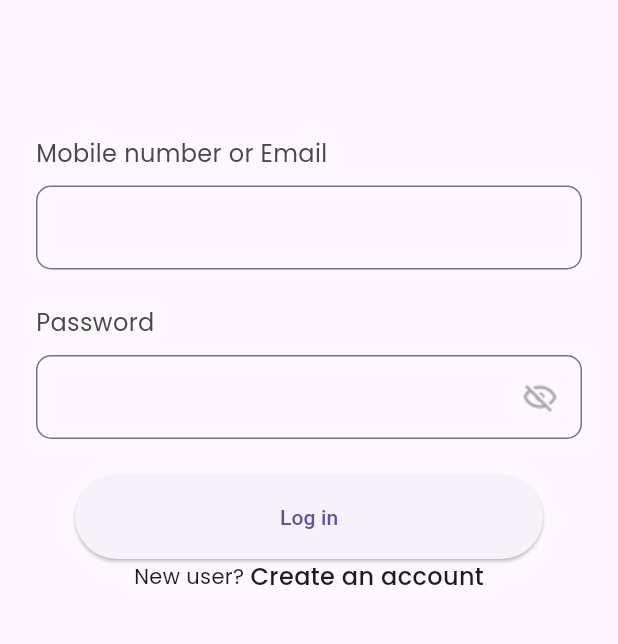
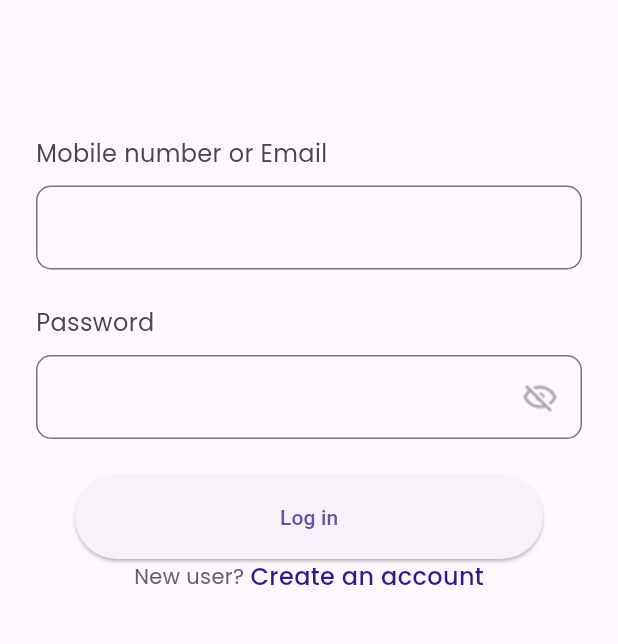
Before and after one commit to PrashikWankhadeSCOE/Co-working, a Flutter app: the screen it shows after launch, on a phone screen of 412 x 824 dp, the part 287-931 px from its top. Run offline on Flutter 3.47's test engine with Material 3 defaults, Android fonts, the phone set to English and light mode, and no system bars; our stand-ins replace google_fonts.

Commit message:
Login Page Done

```diff
--- a/lib/login_page/login_page.dart
+++ b/lib/login_page/login_page.dart
@@ -78,7 +78,7 @@ class _LoginPageState extends State<LoginPage> {
             Center(
               child: ElevatedButton(
                 onPressed: () {},
-                style: ElevatedButton.styleFrom(fixedSize: Size(312, 56)),
+                style: ElevatedButton.styleFrom(fixedSize: const Size(312, 56)),
                 child: const Text('Log in'),
               ),
             ),
@@ -89,12 +89,16 @@ class _LoginPageState extends State<LoginPage> {
                   Text(
                     'New user? ',
                     style: GoogleFonts.poppins(
-                        fontSize: 14, fontWeight: FontWeight.w400),
+                        fontSize: 14,
+                        fontWeight: FontWeight.w400,
+                        color: const Color.fromRGBO(98, 98, 98, 1)),
                   ),
                   Text(
                     'Create an account',
                     style: GoogleFonts.poppins(
-                        fontSize: 16, fontWeight: FontWeight.w500),
+                        fontSize: 16,
+                        fontWeight: FontWeight.w500,
+                        color: const Color.fromRGBO(42, 29, 139, 1)),
                   )
                 ],
               ),
```
